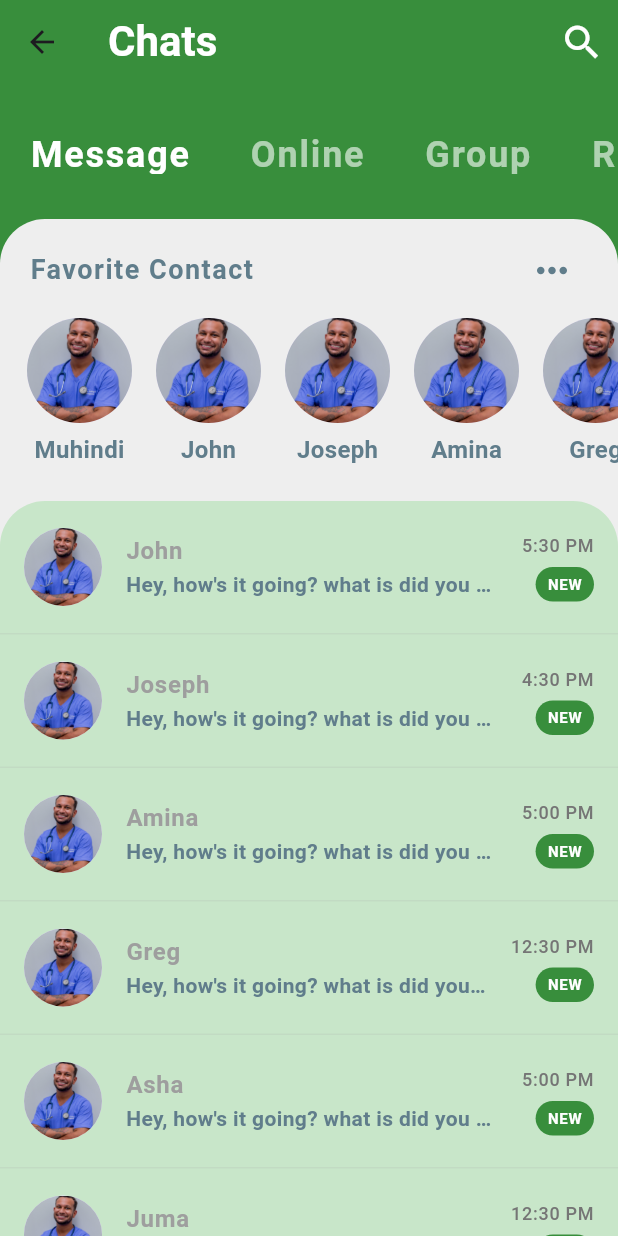
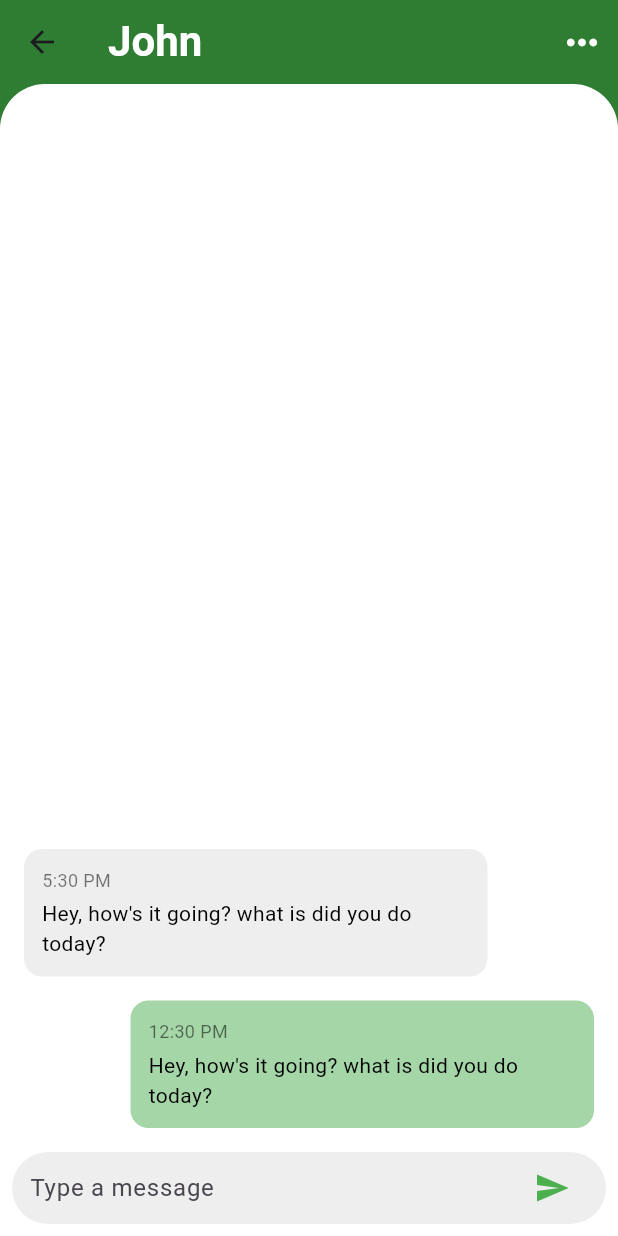
Before and after one commit to muhindi001/CaraCheck-MobileApp, a Flutter app: the Message screen opened directly, after a tap on "John", on a phone screen of 412 x 824 dp. Run offline on Flutter 3.47's test engine with Material 3 defaults, Android fonts, the light colour scheme and no system bars; our stand-ins replace lottie, page_transition, swipeable_button_view.

Commit message:
Fifth commit

```diff
--- /dev/null
+++ b/lib/Pages/Chat_Screen.dart
@@ -0,0 +1,203 @@
+import 'package:carecheck/models/message_models.dart';
+import 'package:carecheck/models/user_models.dart';
+import 'package:flutter/material.dart';
+
+class ChatScreen extends StatefulWidget {
+  final User user;
+  const ChatScreen({super.key, required this.user});
+
+  @override
+  State<ChatScreen> createState() => _ChatScreenState();
+}
+
+class _ChatScreenState extends State<ChatScreen> {
+  final TextEditingController _textController = TextEditingController();
+  final ScrollController _scrollController = ScrollController();
+  late List<Message> messages;
+
+  @override
+  void initState() {
+    super.initState();
+    messages = Chats.where((m) => m.sender.id == widget.user.id || m.sender.id == greg.id).toList().reversed.toList();
+  }
+
+  @override
+  void dispose() {
+    _textController.dispose();
+    _scrollController.dispose();
+    super.dispose();
+  }
+
+  void _sendMessage(String text) {
+    if (text.trim().isEmpty) return;
+    final now = TimeOfDay.now();
+    final timeStr = now.format(context);
+    final message = Message(
+      sender: greg,
+      time: timeStr,
+      text: text.trim(),
+      isLiked: false,
+      unread: false,
+    );
+    setState(() {
+      messages.insert(0, message);
+      Chats.insert(0, message);
+      _textController.clear();
+    });
+    // scroll to newest
+    try {
+      _scrollController.animateTo(
+        0.0,
+        duration: const Duration(milliseconds: 300),
+        curve: Curves.easeOut,
+      );
+    } catch (_) {}
+
+    // simulate a reply from the other user
+    Future.delayed(const Duration(seconds: 1), () {
+      final reply = Message(
+        sender: widget.user,
+        time: timeStr,
+        text: 'Auto-reply: "$text"',
+        isLiked: false,
+        unread: true,
+      );
+      setState(() {
+        messages.insert(0, reply);
+        Chats.insert(0, reply);
+      });
+      try {
+        _scrollController.animateTo(
+          0.0,
+          duration: const Duration(milliseconds: 300),
+          curve: Curves.easeOut,
+        );
+      } catch (_) {}
+    });
+  }
+
+  @override
+  Widget build(BuildContext context) {
+    return Scaffold(
+      backgroundColor: Colors.green[800],
+      appBar: AppBar(
+        backgroundColor: Colors.green[800],
+        title: Text(
+          widget.user.name,
+          style: TextStyle(
+            fontSize: 28,
+            fontWeight: FontWeight.bold,
+            color: Colors.white,
+          ),
+        ),
+        elevation: 0.0,
+        actions: <Widget>[
+          IconButton(
+            onPressed: () {},
+            icon: Icon(Icons.more_horiz, size: 30.0, color: Colors.white),
+          ),
+        ],
+      ),
+      body: Column(
+        children: [
+          Expanded(
+            child: Container(
+              decoration: BoxDecoration(
+                color: Colors.white,
+                borderRadius: BorderRadius.only(
+                  topLeft: Radius.circular(30.0),
+                  topRight: Radius.circular(30.0),
+                ),
+              ),
+              child: ListView.builder(
+                controller: _scrollController,
+                reverse: true,
+                itemCount: messages.length,
+                itemBuilder: (BuildContext context, int index) {
+                  final msg = messages[index];
+                  final bool isMe = msg.sender.id == greg.id;
+                  return Padding(
+                    padding: const EdgeInsets.symmetric(
+                      horizontal: 16.0,
+                      vertical: 8.0,
+                    ),
+                    child: Align(
+                      alignment:
+                          isMe ? Alignment.centerRight : Alignment.centerLeft,
+                      child: Container(
+                        constraints: BoxConstraints(
+                          maxWidth: MediaQuery.of(context).size.width * 0.75,
+                        ),
+                        padding: const EdgeInsets.all(12.0),
+                        decoration: BoxDecoration(
+                          color: isMe ? Colors.green[200] : Colors.grey[200],
+                          borderRadius: BorderRadius.circular(12.0),
+                        ),
+                        child: Column(
+                          crossAxisAlignment: CrossAxisAlignment.start,
+                          children: [
+                            Text(
+                              msg.time,
+                              style: TextStyle(
+                                fontSize: 12.0,
+                                color: Colors.black54,
+                              ),
+                            ),
+                            const SizedBox(height: 4.0),
+                            Text(
+                              msg.text,
+                              style: const TextStyle(color: Colors.black),
+                            ),
+                          ],
+                        ),
+                      ),
+                    ),
+                  );
+                },
+              ),
+            ),
+          ),
+          // Send box
+          Container(
+            padding: const EdgeInsets.symmetric(horizontal: 8.0, vertical: 8.0),
+            color: Colors.white,
+            child: SafeArea(
+              child: Row(
+                children: [
+                  Expanded(
+                    child: Container(
+                      padding: const EdgeInsets.symmetric(horizontal: 12.0),
+                      decoration: BoxDecoration(
+                        color: Colors.grey[200],
+                        borderRadius: BorderRadius.circular(24.0),
+                      ),
+                      child: Row(
+                        children: [
+                          Expanded(
+                            child: TextField(
+                              controller: _textController,
+                              textInputAction: TextInputAction.send,
+                              onSubmitted: _sendMessage,
+                              decoration: const InputDecoration(
+                                hintText: 'Type a message',
+                                border: InputBorder.none,
+                              ),
+                            ),
+                          ),
+                          IconButton(
+                            onPressed: () => _sendMessage(_textController.text),
+                            icon: const Icon(Icons.send, color: Colors.green),
+                          ),
+                        ],
+                      ),
+                    ),
+                  ),
+                ],
+              ),
+            ),
+          ),
+        ],
+      ),
+    );
+  }
+}
--- a/lib/components/Favorite_contact.dart
+++ b/lib/components/Favorite_contact.dart
@@ -1,3 +1,4 @@
+import 'package:carecheck/Pages/Chat_Screen.dart';
 import 'package:carecheck/models/message_models.dart';
 import 'package:flutter/material.dart';
 
@@ -15,19 +16,22 @@ class FavoriteContact extends StatelessWidget {
             child: Row(
               mainAxisAlignment: MainAxisAlignment.spaceBetween,
               children: [
-                Text("Favorite Contact",
+                Text(
+                  "Favorite Contact",
                   style: TextStyle(
                     color: Colors.blueGrey,
                     fontSize: 18,
                     fontWeight: FontWeight.bold,
-                  letterSpacing: 1.0
+                    letterSpacing: 1.0,
                   ),
                 ),
                 IconButton(
                   onPressed: () {},
-                  icon: Icon(Icons.more_horiz,
+                  icon: Icon(
+                    Icons.more_horiz,
                     size: 30,
-                  color: Colors.blueGrey,)
+                    color: Colors.blueGrey,
+                  ),
                 ),
               ],
             ),
@@ -39,7 +43,15 @@ class FavoriteContact extends StatelessWidget {
               scrollDirection: Axis.horizontal,
               itemCount: favorite.length,
               itemBuilder: (BuildContext context, int index) {
-                return Padding(
+                return GestureDetector(
+                  onTap:
+                      () => Navigator.push(
+                        context,
+                        MaterialPageRoute(
+                          builder: (_) => ChatScreen(user: favorite[index]),
+                        ),
+                      ),
+                  child: Padding(
                     padding: const EdgeInsets.all(8.0),
                     child: Column(
                       children: [
@@ -47,17 +59,22 @@ class FavoriteContact extends StatelessWidget {
                           radius: 35,
                           backgroundImage: AssetImage(favorite[index].imageUrl),
                         ),
-                      SizedBox(height: 6.0,),
-                      Text(favorite[index].name,
+                        SizedBox(height: 6.0),
+                        Text(
+                          favorite[index].name,
                           style: TextStyle(
                             color: Colors.blueGrey,
                             fontSize: 16,
-                        fontWeight: FontWeight.w600),),
+                            fontWeight: FontWeight.w600,
+                          ),
+                        ),
                       ],
                     ),
+                  ),
                 );
-              },)
-          )
+              },
+            ),
+          ),
         ],
       ),
     );
--- a/lib/components/Recent_Chats.dart
+++ b/lib/components/Recent_Chats.dart
@@ -1,33 +1,79 @@
+import 'package:carecheck/Pages/Chat_Screen.dart';
 import 'package:carecheck/models/message_models.dart';
 import 'package:flutter/material.dart';
 
-class RecentChats extends StatelessWidget {
+class RecentChats extends StatefulWidget {
   const RecentChats({super.key});
 
+  @override
+  State<RecentChats> createState() => _RecentChatsState();
+}
+
+class _RecentChatsState extends State<RecentChats> {
   @override
   Widget build(BuildContext context) {
     return Container(
       decoration: BoxDecoration(
         color: Colors.green[100],
-        borderRadius: BorderRadius.only(
+        borderRadius: const BorderRadius.only(
           topLeft: Radius.circular(30.0),
           topRight: Radius.circular(30.0),
         ),
       ),
       child: ListView.separated(
         itemCount: Chats.length,
-        separatorBuilder: (_, __) => Divider(height: 1, color: Colors.grey.withOpacity(0.15)),
+        separatorBuilder:
+            (_, __) => Divider(height: 1, color: Colors.grey.withOpacity(0.15)),
         itemBuilder: (BuildContext context, int index) {
           final Message chat = Chats[index];
-          return ListTile(
-            contentPadding: const EdgeInsets.symmetric(horizontal: 16.0, vertical: 8.0),
+          return GestureDetector(
+            onTap: () {
+              // mark as read when tapping the item
+              if (chat.unread) {
+                setState(() {
+                  Chats[index] = Message(
+                    sender: chat.sender,
+                    time: chat.time,
+                    text: chat.text,
+                    isLiked: chat.isLiked,
+                    unread: false,
+                  );
+                });
+              }
+              Navigator.push(
+                context,
+                MaterialPageRoute(
+                  builder: (_) => ChatScreen(user: chat.sender),
+                ),
+              );
+            },
+            child: Container(
+              margin: const EdgeInsets.symmetric(
+                vertical: 6.0,
+                horizontal: 8.0,
+              ),
+              decoration: BoxDecoration(
+                color: chat.unread ? Colors.greenAccent[100] : Colors.white,
+                borderRadius: const BorderRadius.only(
+                  topRight: Radius.circular(20.0),
+                  bottomRight: Radius.circular(20.0),
+                ),
+              ),
+              child: ListTile(
+                contentPadding: const EdgeInsets.symmetric(
+                  horizontal: 12.0,
+                  vertical: 8.0,
+                ),
                 leading: CircleAvatar(
                   radius: 26.0,
                   backgroundImage: AssetImage(chat.sender.imageUrl),
                 ),
                 title: Text(
                   chat.sender.name,
-              style: const TextStyle(fontWeight: FontWeight.bold, color: Colors.grey),
+                  style: const TextStyle(
+                    fontWeight: FontWeight.bold,
+                    color: Colors.grey,
+                  ),
                   maxLines: 1,
                   overflow: TextOverflow.ellipsis,
                 ),
@@ -35,25 +81,44 @@ class RecentChats extends StatelessWidget {
                   chat.text,
                   maxLines: 1,
                   overflow: TextOverflow.ellipsis,
-              style: const TextStyle(color: Colors.blueGrey, fontWeight: FontWeight.w600),
+                  style: const TextStyle(
+                    color: Colors.blueGrey,
+                    fontWeight: FontWeight.w600,
+                  ),
                 ),
                 trailing: Column(
                   mainAxisSize: MainAxisSize.min,
                   crossAxisAlignment: CrossAxisAlignment.end,
                   children: [
-                Text(chat.time, style: TextStyle(color: Colors.grey[600], fontSize: 12)),
+                    Text(
+                      chat.time,
+                      style: TextStyle(color: Colors.grey[600], fontSize: 12),
+                    ),
                     const SizedBox(height: 6),
+                    if (chat.unread)
                       Container(
-                  padding: const EdgeInsets.symmetric(horizontal: 8.0, vertical: 4.0),
+                        padding: const EdgeInsets.symmetric(
+                          horizontal: 8.0,
+                          vertical: 4.0,
+                        ),
                         decoration: BoxDecoration(
                           color: Colors.green[700],
                           borderRadius: BorderRadius.circular(12.0),
                         ),
-                  child: const Text('NEW', style: TextStyle(color: Colors.white, fontSize: 10, fontWeight: FontWeight.bold)),
+                        child: const Text(
+                          'NEW',
+                          style: TextStyle(
+                            color: Colors.white,
+                            fontSize: 10,
+                            fontWeight: FontWeight.bold,
+                          ),
+                        ),
                       ),
                   ],
                 ),
-            onTap: () {},
+                // onTap handled by outer GestureDetector
+              ),
+            ),
           );
         },
       ),
--- a/lib/models/message_models.dart
+++ b/lib/models/message_models.dart
@@ -6,6 +6,8 @@ class Message {
   final String text;
   final bool isLiked;
   final bool unread;
+
+  static var length;
 
   Message({
     required this.sender,
```
Also changed, not shown: lib/SplashScreen/Confirm_Page.dart (+36 -2 lines), lib/components/Chat_list.dart (deleted, +0 -38 lines). Lines whose indentation alone changed are shown as unchanged.
